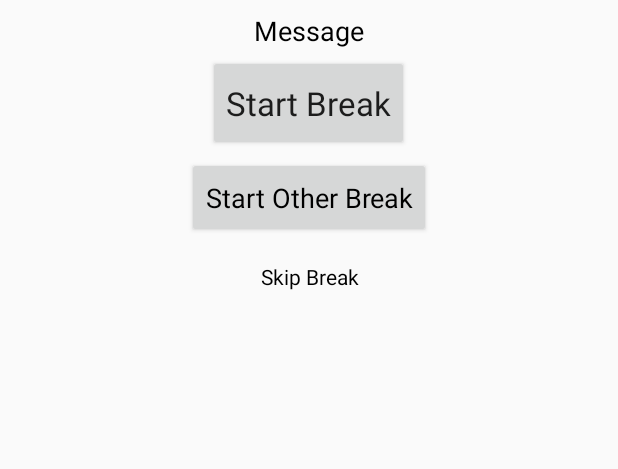
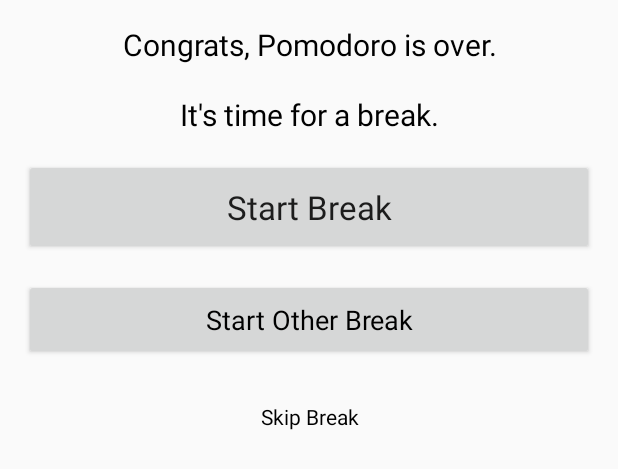
Before and after one commit to google-udacity-india-scholars/abnd-track-pomodoro-timer-app, an Android app: the layout layout_alert_dialog.xml on its own in the app's theme, with its tools: preview values and no code run, on a phone screen of 412 x 824 dp. Shown: the top 469 px of the screen. Run offline under Robolectric (Android 15) with nearby library versions, the phone set to English and light mode, and no system bars.

Commit message:
Fixed #39

```diff
--- a/app/src/main/res/layout/layout_alert_dialog.xml
+++ b/app/src/main/res/layout/layout_alert_dialog.xml
@@ -8,39 +8,45 @@
 
     <TextView
         android:id="@+id/alert_title"
-        android:layout_width="wrap_content"
+        android:layout_width="match_parent"
         android:layout_height="wrap_content"
-        android:layout_marginTop="8dp"
+        android:layout_marginLeft="16dp"
+        android:layout_marginTop="16dp"
+        android:layout_marginRight="16dp"
+        android:gravity="center"
+        android:text="@string/pomodoro_completion_alert_message"
         android:textColor="@android:color/black"
-        android:textSize="18sp"
-        tools:text="Message" />
+        android:textSize="20sp" />
 
     <Button
         android:id="@+id/start_break"
-        android:layout_width="wrap_content"
+        android:layout_width="match_parent"
         android:layout_height="64dp"
-        android:layout_marginTop="4dp"
+        android:layout_marginLeft="16dp"
+        android:layout_marginTop="16dp"
+        android:layout_marginRight="16dp"
         android:textAppearance="?android:attr/textAppearanceLarge"
         tools:text="Start Break" />
 
     <Button
         android:id="@+id/start_other_break"
-        android:layout_width="wrap_content"
+        android:layout_width="match_parent"
         android:layout_height="54dp"
-        android:layout_marginTop="4dp"
+        android:layout_marginLeft="16dp"
+        android:layout_marginTop="16dp"
+        android:layout_marginRight="16dp"
         android:textAppearance="?android:attr/textAppearanceMedium"
         android:textColor="@android:color/black"
         tools:text="Start Other Break" />
 
     <Button
         android:id="@+id/skip_break"
-        android:layout_width="wrap_content"
+        android:layout_width="match_parent"
         android:layout_height="44dp"
-        android:layout_marginTop="4dp"
-        android:layout_marginBottom="8dp"
+        android:layout_margin="16dp"
         android:background="@android:color/transparent"
+        android:text="@string/skip_break"
         android:textAppearance="?android:attr/textAppearanceSmall"
-        android:textColor="@android:color/black"
-        tools:text="Skip Break" />
+        android:textColor="@android:color/black" />
 
 </LinearLayout>
--- a/app/src/main/res/values/strings.xml
+++ b/app/src/main/res/values/strings.xml
@@ -39,5 +39,7 @@
     <string name="skip_short_break">Skip Short Break</string>
     <string name="start_long_break">Start Long Break</string>
     <string name="skip_long_break">Skip Long Break</string>
+    <string name="skip_break">Skip Break</string>
     <string name="currently_running_service_type_key">CURRENTLY_RUNNING_SERVICE_TYPE</string>
+    <string name="pomodoro_completion_alert_message">Congrats, Pomodoro is over.\n\nIt\'s time for a break.</string>
 </resources>
```
Also changed, not shown: app/src/main/java/gis2018/udacity/pomodoro/MainActivity.java (+125 -6 lines).
